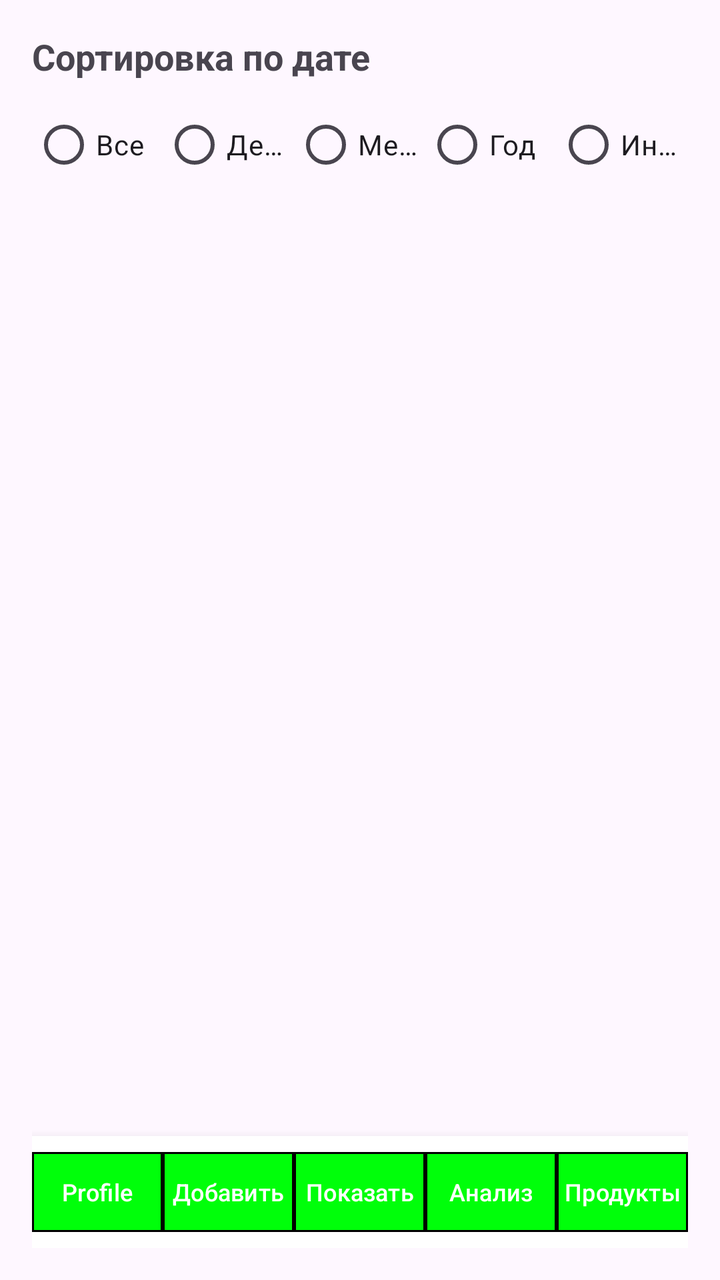
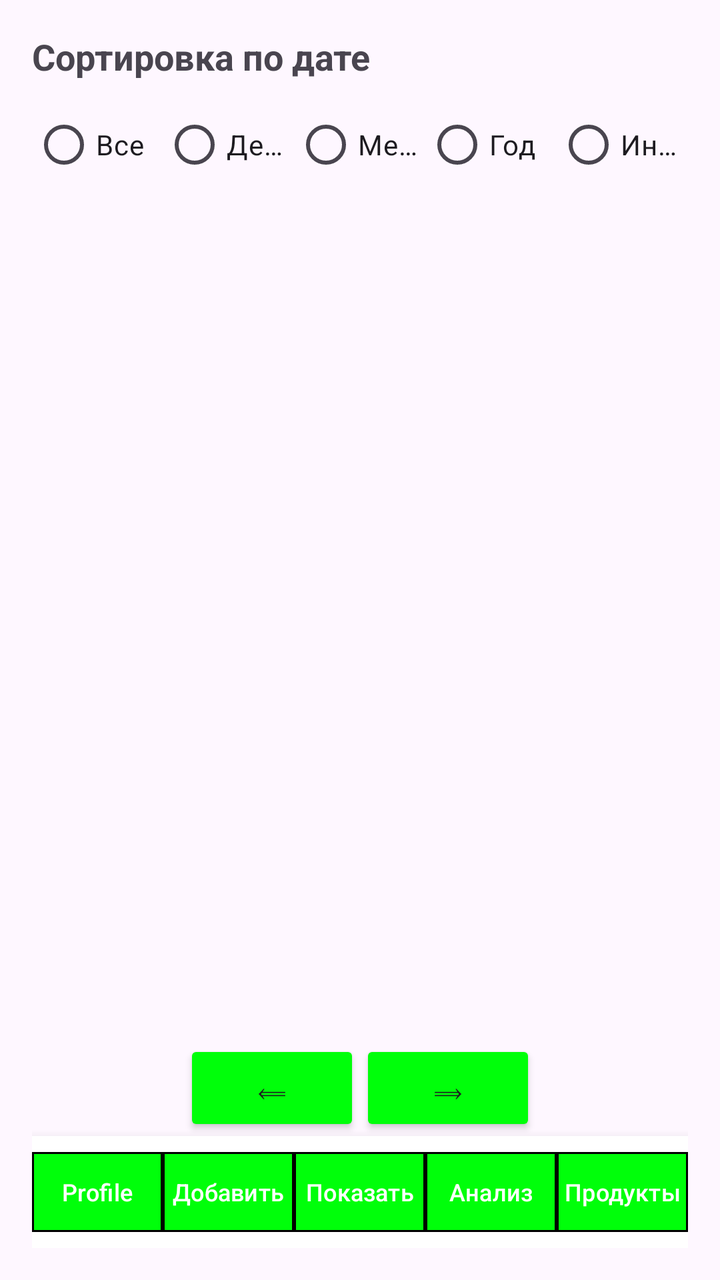

Two renders of the same Android screen: before a commit and after it. Below are the layout's source before the change and the commit's diff.
<!-- AndroidManifest.xml: application theme Theme.MyApp -->
<!-- res/layout/activity_show_meals.xml -->
<?xml version="1.0" encoding="utf-8"?>
<LinearLayout xmlns:android="http://schemas.android.com/apk/res/android"
    xmlns:app="http://schemas.android.com/apk/res-auto"
    android:layout_width="match_parent"
    android:layout_height="match_parent"
    android:orientation="vertical"
    android:padding="16dp">

    <TextView
        android:layout_width="wrap_content"
        android:layout_height="wrap_content"
        android:text="@string/show_meals_filter_title"
        android:textSize="18sp"
        android:textStyle="bold" />

    <RadioGroup
        android:id="@+id/radioGroupFilter"
        android:layout_width="match_parent"
        android:layout_height="wrap_content"
        android:layout_marginTop="8dp"
        android:orientation="horizontal">

        
        <RadioButton
            android:id="@+id/radioAll"
            android:layout_width="0dp"
            android:layout_height="wrap_content"
            android:layout_weight="1"
            android:maxLines="1"
            android:ellipsize="end"
            android:checked="false"
            android:text="@string/filter_all" />

        <RadioButton
            android:id="@+id/radioDay"
            android:layout_width="0dp"
            android:layout_height="wrap_content"
            android:layout_weight="1"
            android:maxLines="1"
            android:ellipsize="end"
            android:text="@string/filter_day" />

        <RadioButton
            android:id="@+id/radioMonth"
            android:layout_width="0dp"
            android:layout_height="wrap_content"
            android:layout_weight="1"
            android:maxLines="1"
            android:ellipsize="end"
            android:text="@string/filter_month" />

        <RadioButton
            android:id="@+id/radioYear"
            android:layout_width="0dp"
            android:layout_height="wrap_content"
            android:layout_weight="1"
            android:maxLines="1"
            android:ellipsize="end"
            android:text="@string/filter_year" />

        <RadioButton
            android:id="@+id/radioInterval"
            android:layout_width="0dp"
            android:layout_height="wrap_content"
            android:layout_weight="1"
            android:maxLines="1"
            android:ellipsize="end"
            android:text="@string/filter_interval" />
    </RadioGroup>

    
    <LinearLayout
        android:id="@+id/layoutFilterParams"
        android:layout_width="match_parent"
        android:layout_height="wrap_content"
        android:layout_marginTop="16dp"
        android:orientation="vertical"
        android:visibility="gone">

        
        <LinearLayout
            android:id="@+id/layoutDay"
            android:layout_width="match_parent"
            android:layout_height="wrap_content"
            android:orientation="horizontal"
            android:visibility="gone">

            <EditText
                android:id="@+id/editDay"
                android:layout_width="0dp"
                android:layout_height="wrap_content"
                android:layout_weight="1"
                android:minHeight="48dp"
                android:hint="@string/day_hint"
                android:inputType="number" />

            <EditText
                android:id="@+id/editMonth"
                android:layout_width="0dp"
                android:layout_height="wrap_content"
                android:layout_weight="1"
                android:minHeight="48dp"
                android:hint="@string/month_hint"
                android:inputType="number" />

            <EditText
                android:id="@+id/editYear"
                android:layout_width="0dp"
                android:layout_height="wrap_content"
                android:layout_weight="1"
                android:minHeight="48dp"
                android:hint="@string/year_hint"
                android:inputType="number" />
        </LinearLayout>

        
        <LinearLayout
            android:id="@+id/layoutMonth"
            android:layout_width="match_parent"
            android:layout_height="wrap_content"
            android:orientation="horizontal"
            android:visibility="gone">

            <EditText
                android:id="@+id/editMonthOnly"
                android:layout_width="0dp"
                android:layout_height="wrap_content"
                android:layout_weight="1"
                android:minHeight="48dp"
                android:hint="@string/month_hint"
                android:inputType="number" />

            <EditText
                android:id="@+id/editYearForMonth"
                android:layout_width="0dp"
                android:layout_height="wrap_content"
                android:layout_weight="1"
                android:minHeight="48dp"
                android:hint="@string/year_hint"
                android:inputType="number" />
        </LinearLayout>

        
        <LinearLayout
            android:id="@+id/layoutYear"
            android:layout_width="match_parent"
            android:layout_height="wrap_content"
            android:orientation="horizontal"
            android:visibility="gone">

            <EditText
                android:id="@+id/editYearOnly"
                android:layout_width="match_parent"
                android:layout_height="wrap_content"
                android:minHeight="48dp"
                android:hint="@string/year_hint"
                android:inputType="number" />
        </LinearLayout>

        
        <LinearLayout
            android:id="@+id/layoutInterval"
            android:layout_width="match_parent"
            android:layout_height="wrap_content"
            android:orientation="vertical"
            android:visibility="gone">

            <TextView
                android:layout_width="wrap_content"
                android:layout_height="wrap_content"
                android:text="@string/start_date_label" />

            <LinearLayout
                android:layout_width="match_parent"
                android:layout_height="wrap_content"
                android:orientation="horizontal">

                <EditText
                    android:id="@+id/editStartDay"
                    android:layout_width="0dp"
                    android:layout_height="wrap_content"
                    android:layout_weight="1"
                    android:minHeight="48dp"
                    android:hint="@string/day_hint"
                    android:inputType="number" />

                <EditText
                    android:id="@+id/editStartMonth"
                    android:layout_width="0dp"
                    android:layout_height="wrap_content"
                    android:layout_weight="1"
                    android:minHeight="48dp"
                    android:hint="@string/month_hint"
                    android:inputType="number" />

                <EditText
                    android:id="@+id/editStartYear"
                    android:layout_width="0dp"
                    android:layout_height="wrap_content"
                    android:layout_weight="1"
                    android:minHeight="48dp"
                    android:hint="@string/year_hint"
                    android:inputType="number" />
            </LinearLayout>

            <TextView
                android:layout_width="wrap_content"
                android:layout_height="wrap_content"
                android:layout_marginTop="8dp"
                android:text="@string/end_date_label" />

            <LinearLayout
                android:layout_width="match_parent"
                android:layout_height="wrap_content"
                android:orientation="horizontal">

                <EditText
                    android:id="@+id/editEndDay"
                    android:layout_width="0dp"
                    android:layout_height="wrap_content"
                    android:layout_weight="1"
                    android:minHeight="48dp"
                    android:hint="@string/day_hint"
                    android:inputType="number" />

                <EditText
                    android:id="@+id/editEndMonth"
                    android:layout_width="0dp"
                    android:layout_height="wrap_content"
                    android:layout_weight="1"
                    android:minHeight="48dp"
                    android:hint="@string/month_hint"
                    android:inputType="number" />

                <EditText
                    android:id="@+id/editEndYear"
                    android:layout_width="0dp"
                    android:layout_height="wrap_content"
                    android:layout_weight="1"
                    android:minHeight="48dp"
                    android:hint="@string/year_hint"
                    android:inputType="number" />
            </LinearLayout>
        </LinearLayout>

        <Button
            android:id="@+id/buttonApplyFilter"
            android:layout_width="match_parent"
            android:layout_height="wrap_content"
            android:layout_marginTop="8dp"
            android:backgroundTint="@color/elements"
            android:maxLines="1"
            android:ellipsize="end"
            android:text="@string/apply_filter_button" />
    </LinearLayout>

    <ListView
        android:id="@+id/listViewMeals"
        android:layout_width="match_parent"
        android:layout_height="0dp"
        android:layout_weight="1"
        android:layout_marginTop="16dp"
        android:layout_marginBottom="8dp" />

    
    <include
        android:id="@+id/bottomNavLayout"
        layout="@layout/bottom_nav_panel"
        android:layout_width="match_parent"
        android:layout_height="wrap_content" />

</LinearLayout>
<!-- res/layout/bottom_nav_panel.xml (included above) -->
<?xml version="1.0" encoding="utf-8"?>
<LinearLayout xmlns:android="http://schemas.android.com/apk/res/android"
    xmlns:app="http://schemas.android.com/apk/res-auto"
    android:id="@+id/bottomNavLayout"
    android:layout_width="match_parent"
    android:layout_height="wrap_content"
    android:orientation="horizontal"
    android:weightSum="5"
    android:background="@color/white"
    android:elevation="8dp"
    android:paddingVertical="4dp">

    <com.google.android.material.button.MaterialButton
        android:id="@+id/buttonProfile"
        android:layout_width="0dp"
        android:layout_height="wrap_content"
        android:layout_weight="1"
        android:onClick="profileActivity"
        android:padding="0dp"
        android:text="@string/panelProfile"
        android:textSize="12sp"
        android:maxLines="1"
        android:ellipsize="end"
        app:backgroundTint="@color/elements"
        app:cornerRadius="0dp"
        app:strokeWidth="1dp" />

    <com.google.android.material.button.MaterialButton
        android:id="@+id/buttonAdd"
        android:layout_width="0dp"
        android:layout_height="wrap_content"
        android:layout_weight="1"
        android:onClick="addMealActivity"
        android:padding="0dp"
        android:text="@string/panelAdd"
        android:textSize="12sp"
        android:maxLines="1"
        android:ellipsize="end"
        app:backgroundTint="@color/elements"
        app:cornerRadius="0dp"
        app:strokeWidth="1dp" />

    <com.google.android.material.button.MaterialButton
        android:id="@+id/buttonShow"
        android:layout_width="0dp"
        android:layout_height="wrap_content"
        android:layout_weight="1"
        android:onClick="showMealsActivity"
        android:padding="0dp"
        android:text="@string/panelShow"
        android:textSize="12sp"
        android:maxLines="1"
        android:ellipsize="end"
        app:backgroundTint="@color/elements"
        app:cornerRadius="0dp"
        app:strokeWidth="1dp" />

    <com.google.android.material.button.MaterialButton
        android:id="@+id/buttonAnalysis"
        android:layout_width="0dp"
        android:layout_height="wrap_content"
        android:layout_weight="1"
        android:onClick="analizeMeansActivity"
        android:padding="0dp"
        android:text="@string/panelAnalysis"
        android:textSize="12sp"
        android:maxLines="1"
        android:ellipsize="end"
        app:backgroundTint="@color/elements"
        app:cornerRadius="0dp"
        app:strokeWidth="1dp" />

    <com.google.android.material.button.MaterialButton
        android:id="@+id/buttonProducts"
        android:layout_width="0dp"
        android:layout_height="wrap_content"
        android:layout_weight="1"
        android:onClick="editProductsActivity"
        android:padding="0dp"
        android:text="@string/panelProducts"
        android:textSize="12sp"
        android:maxLines="1"
        android:ellipsize="end"
        app:backgroundTint="@color/elements"
        app:cornerRadius="0dp"
        app:strokeWidth="1dp" />

</LinearLayout>
<!-- resources referenced by this layout -->
<resources>
  <color name="elements">#00FF0A</color>
  <color name="white">#FFFFFFFF</color>
  <string name="apply_filter_button">Применить фильтр</string>
  <string name="day_hint">День</string>
  <string name="end_date_label">Конечная дата</string>
  <string name="filter_all">Все</string>
  <string name="filter_day">День</string>
  <string name="filter_interval">Интервал</string>
  <string name="filter_month">Месяц</string>
  <string name="filter_year">Год</string>
  <string name="month_hint">Месяц</string>
  <string name="panelAdd">Добавить</string>
  <string name="panelAnalysis">Анализ</string>
  <string name="panelProducts">Продукты</string>
  <string name="panelProfile">Profile</string>
  <string name="panelShow">Показать</string>
  <string name="show_meals_filter_title">Сортировка по дате</string>
  <string name="start_date_label">Начальная дата</string>
  <string name="year_hint">Год</string>
  <style name="Theme.MyApp" parent="Base.Theme.MyApp" />
  <style name="Base.Theme.MyApp" parent="Theme.Material3.DayNight.NoActionBar">
          
          
      </style>
</resources>

<!-- the commit's change to res/layout/activity_show_meals.xml (unified diff, before → after) -->
@@ -253,15 +253,38 @@
             android:ellipsize="end"
             android:text="@string/apply_filter_button" />
     </LinearLayout>
-
+   
     <ListView
         android:id="@+id/listViewMeals"
         android:layout_width="match_parent"
         android:layout_height="0dp"
         android:layout_weight="1"
         android:layout_marginTop="16dp"
-        android:layout_marginBottom="8dp" />
-
+         />
+    <LinearLayout
+        android:id="@+id/layoutBackForward"
+        android:layout_width="match_parent"
+        android:layout_height="wrap_content"
+        android:gravity="center"
+        android:orientation="horizontal">
+        <Button
+            android:id="@+id/buttonBack"
+            android:layout_width="wrap_content"
+            android:layout_height="wrap_content"
+            android:backgroundTint="@color/elements"
+            android:maxLines="1"
+            android:ellipsize="end"
+            android:text="@string/back" />
+        <Button
+            android:id="@+id/buttonForward"
+            android:layout_width="wrap_content"
+            android:layout_height="wrap_content"
+            android:backgroundTint="@color/elements"
+            android:maxLines="1"
+            android:ellipsize="end"
+            android:text="@string/forward" />
+    </LinearLayout>
+    
     
     <include
         android:id="@+id/bottomNavLayout"
<!-- resource entries referenced after the edit -->
@@ -3,6 +3,7 @@
   <color name="elements">#00FF0A</color>
   <color name="white">#FFFFFFFF</color>
   <string name="apply_filter_button">Применить фильтр</string>
+  <string name="back">⟸</string>
   <string name="day_hint">День</string>
   <string name="end_date_label">Конечная дата</string>
   <string name="filter_all">Все</string>
@@ -10,6 +11,7 @@
   <string name="filter_interval">Интервал</string>
   <string name="filter_month">Месяц</string>
   <string name="filter_year">Год</string>
+  <string name="forward">⟹</string>
   <string name="month_hint">Месяц</string>
   <string name="panelAdd">Добавить</string>
   <string name="panelAnalysis">Анализ</string>
